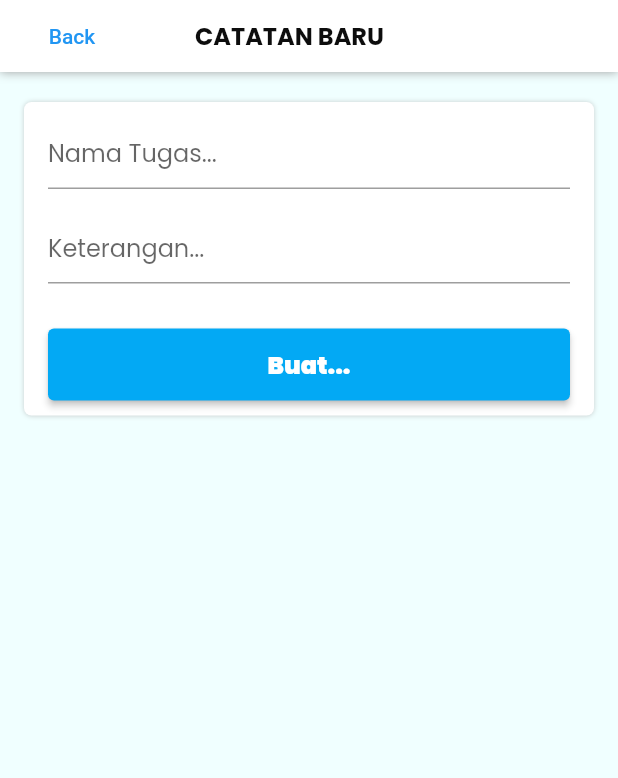
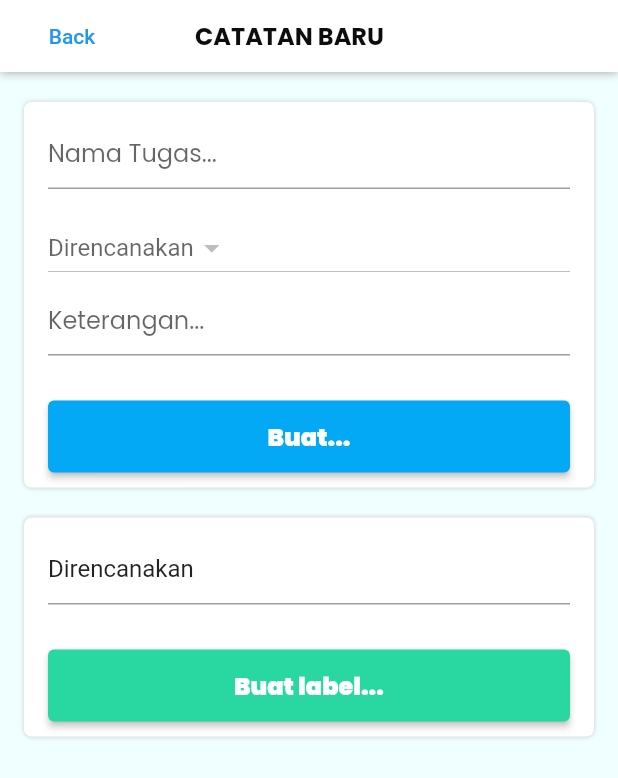
Before and after one commit to RidloSuhardi-1/final-project-todo-list, a Flutter app: the InputPage screen opened directly, on a phone screen of 412 x 824 dp. Shown: the top 778 px of the screen. Run offline on Flutter 3.47's test engine with Material 2 defaults, Android fonts, the phone set to English and light mode, and no system bars; our stand-ins replace cloud_firestore, firebase_auth, firebase_core, google_fonts, google_sign_in; accounts and stored records are empty.

Commit message:
CRUD Label

```diff
--- a/lib/pages/input_page.dart
+++ b/lib/pages/input_page.dart
@@ -4,9 +4,14 @@ import 'package:flutter/material.dart';
 import 'package:uas_final/themes.dart';
 
 class InputPage extends StatefulWidget {
-  const InputPage({this.title = '', this.desc = '', this.id});
+  const InputPage(
+      {this.title = '',
+      this.desc = '',
+      this.label = 'Direncanakan',
+      this.id,
+      this.labelId});
 
-  final String title, desc, id;
+  final String title, desc, label, id, labelId;
 
   @override
   _InputPageState createState() => _InputPageState();
@@ -14,8 +19,9 @@ class InputPage extends StatefulWidget {
 
 class _InputPageState extends State<InputPage> {
   final CollectionReference noteCollections = firestore.collection('notes');
+  final CollectionReference labelCollections = firestore.collection('label');
 
-  TextEditingController namaTugas, keterangan;
+  TextEditingController namaTugas, keterangan, label;
 
   @override
   void initState() {
@@ -23,6 +29,7 @@ class _InputPageState extends State<InputPage> {
         text: (widget.title.isNotEmpty) ? widget.title : '');
     keterangan = TextEditingController(
         text: (widget.desc.isNotEmpty) ? widget.desc : '');
+    label = TextEditingController(text: widget.label);
     super.initState();
   }
 
@@ -31,6 +38,10 @@ class _InputPageState extends State<InputPage> {
     namaTugas.dispose();
     keterangan.dispose();
     super.dispose();
+  }
+
+  void onChangeItem(String value) {
+    label.text = value;
   }
 
   @override
@@ -77,6 +88,42 @@ class _InputPageState extends State<InputPage> {
           textField(namaTugas, message: 'Nama Tugas...'),
           SizedBox(
             height: 15,
+          ),
+          Container(
+            width: double.infinity,
+            child: StreamBuilder<QuerySnapshot>(
+              stream: Database.readLabels(),
+              builder: (_, snapshot) {
+                if (snapshot.hasError) {
+                  return Text('Something went wrong');
+                }
+                if (snapshot.hasData) {
+                  return DropdownButton(
+                    onTap: () {},
+                    items: snapshot.data.docs
+                        .map((e) => DropdownMenuItem(
+                            value: e['name'], child: Text(e['name'])))
+                        .toList(),
+                    hint: Text(label.text),
+                    onChanged: (value) {
+                      setState(() => label.text = value);
+                    },
+                  );
+                } else {
+                  return DropdownButton(
+                    onTap: () {},
+                    items: <String>['Direncanakan'].map((_) {
+                      return DropdownMenuItem(
+                          value: 'Direncanakan', child: Text('Direncanakan'));
+                    }).toList(),
+                    hint: Text(label.text),
+                    onChanged: (value) {
+                      setState(() => label.text = value);
+                    },
+                  );
+                }
+              },
+            ),
           ),
           textField(keterangan, message: 'Keterangan...'),
           SizedBox(
@@ -128,6 +175,57 @@ class _InputPageState extends State<InputPage> {
         ],
       ),
     );
+
+    // Label field
+    var labelField = Container(
+      child: Column(
+        children: [
+          textField(label, message: 'Label baru...'),
+          SizedBox(
+            height: 30,
+          ),
+          Container(
+            width: double.infinity,
+
+            // Simpan data
+            child: ElevatedButton(
+              onPressed: () async {
+                if (widget.labelId != null) {
+                  await labelCollections.doc(widget.labelId).update({
+                    'name': label,
+                  });
+                } else {
+                  await Database.addLabel(name: label.text);
+                }
+              },
+              child: Text(
+                'Buat label...',
+                style: poppinsBlack.copyWith(
+                  fontSize: 16,
+                  color: Color(0xffffffff),
+                ),
+              ),
+              style: ElevatedButton.styleFrom(
+                primary: green,
+                padding: EdgeInsets.symmetric(vertical: 12),
+              ),
+            ),
+          )
+        ],
+      ),
+      margin: EdgeInsets.symmetric(horizontal: 16),
+      padding: EdgeInsets.symmetric(vertical: 10, horizontal: 16),
+      decoration: BoxDecoration(
+        color: Colors.white,
+        borderRadius: BorderRadius.circular(5),
+        boxShadow: [
+          BoxShadow(color: Colors.grey.withOpacity(.5), blurRadius: 2.5),
+        ],
+      ),
+    );
+
+    // MAIN
+
     return Scaffold(
       backgroundColor: Color(0XFFF0FFFF),
       body: SafeArea(
@@ -140,8 +238,9 @@ class _InputPageState extends State<InputPage> {
               ),
               inputField,
               SizedBox(
-                height: 10,
+                height: 20,
               ),
+              labelField,
             ],
           ),
         ),
--- a/lib/services/database.dart
+++ b/lib/services/database.dart
@@ -2,8 +2,11 @@ import 'package:cloud_firestore/cloud_firestore.dart';
 
 final FirebaseFirestore firestore = FirebaseFirestore.instance;
 final CollectionReference noteCollections = firestore.collection('notes');
+final CollectionReference labelCollections = firestore.collection('label');
 
 class Database {
+  // Insert data
+
   static Future<void> addNote(
       {String title = 'no title', String desc = 'no description'}) async {
     Map<String, dynamic> data = <String, dynamic>{
@@ -11,12 +14,24 @@ class Database {
       'description': desc,
     };
 
-    noteCollections.add(data);
+    await noteCollections.add(data);
+  }
+
+  static Future<void> addLabel({String name = 'no title'}) async {
+    Map<String, dynamic> data = <String, dynamic>{
+      'name': name,
+    };
+
+    await labelCollections.add(data);
+  }
+
+  // Retrieve data
+
+  static Stream<QuerySnapshot> readLabels() {
+    return labelCollections.orderBy('name', descending: true).snapshots();
   }
 
   static Stream<QuerySnapshot> readNotes() {
-    CollectionReference notesItemCollection = firestore.collection('notes');
-
-    return notesItemCollection.orderBy('title', descending: true).snapshots();
+    return noteCollections.orderBy('title', descending: true).snapshots();
   }
 }
```
Also changed, not shown: 1 other file.
